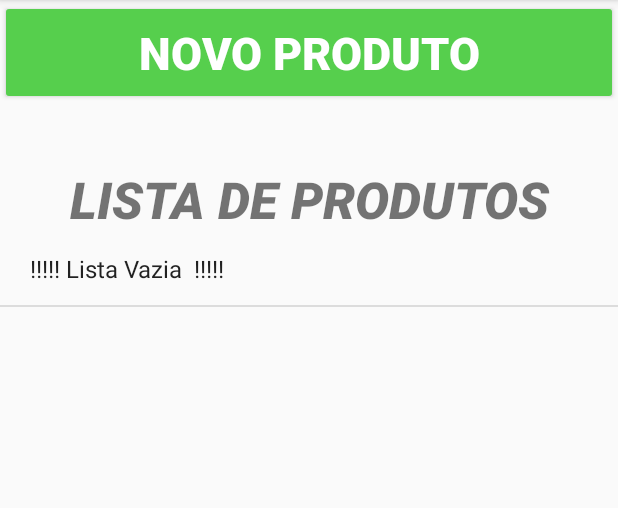
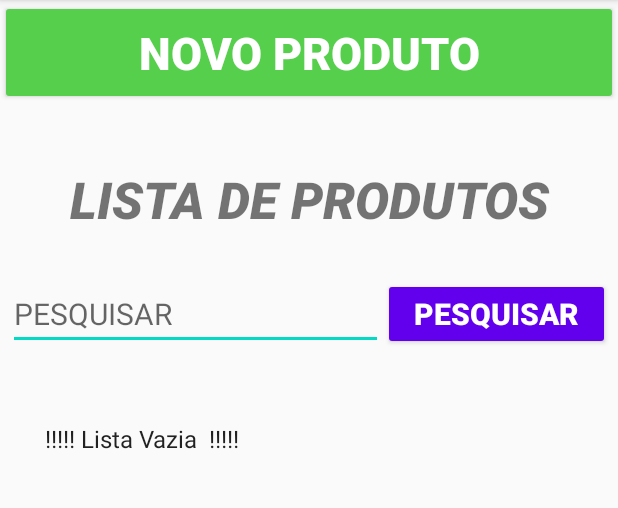
Before and after one commit to CarlosEduardoCampos/Android_App_Estoque, an Android app: the screen it shows after launch (MainActivity), on a phone screen of 412 x 824 dp, the part 84-592 px from its top. Run offline under Robolectric (Android 15) with nearby library versions, the phone set to English and light mode, and no system bars.

Commit message:
Cria função de pesquisa e lista de produtos com estoque baixo

```diff
--- a/app/src/main/java/com/example/meuestoque/MainActivity.java
+++ b/app/src/main/java/com/example/meuestoque/MainActivity.java
@@ -9,7 +9,10 @@ import android.os.Bundle;
 import android.view.View;
 import android.widget.AdapterView;
 import android.widget.ArrayAdapter;
+import android.widget.Button;
+import android.widget.EditText;
 import android.widget.ListView;
+import android.widget.TextView;
 import android.widget.Toast;
 
 import com.example.meuestoque.models.BancoDados;
@@ -20,9 +23,12 @@ import java.util.ArrayList;
 
 public class MainActivity extends AppCompatActivity {
 
-    private ListView listaProdutos;
-    private final CxMsg msg = new CxMsg(this);
-    public static ArrayList<Produtos> lista_produtos = new ArrayList<>();
+    private EditText et_pesquisar;
+    private TextView titulo_estoque_baixo;
+    private Button btn_pesquisar;
+    private ListView listaProdutos, listaEstoqueBaixo;
+    private ArrayList<Produtos> lista_produtos = new ArrayList<>();
+    private ArrayList<Produtos> lista_estoque_baixo = new ArrayList<>();
     private final BancoDados db = new BancoDados(this);
     private final Produtos produto = new Produtos(this, db);
 
@@ -38,42 +44,81 @@ public class MainActivity extends AppCompatActivity {
         //busca produtos no banco
         lista_produtos = produto.buscarTodos();
 
-        // Lista com os nomes dos produtos
-        ArrayList<String> itens = new ArrayList<>();
-        if(lista_produtos.isEmpty()){
-            itens.add(" !!!!! Lista Vazia  !!!!!");
-        }
-        else{
-            for(Produtos item : lista_produtos)
-            {
-                itens.add(
-                        "Codigo >>> "+item.getCodProduto()+"\n"+
-                        "Nome   >>> "+item.getNomeProduto()+"\n"+
-                        "Total  >>> "+item.getQuantidadeTotal()+"\n"
-                );
-            }
-        }
-
         // Refeencia logiaca ao elemento listView
         listaProdutos = findViewById(R.id.lista_produtos);
+        listaEstoqueBaixo = findViewById(R.id.lista_estoque_baixo);
+        titulo_estoque_baixo = findViewById(R.id.tituloEstoqueBaixo);
 
-        // Prepara lista de produtos para ser mostrada na tela
-        ArrayAdapter<String> adapter = new ArrayAdapter<>(
-                this,
-                android.R.layout.simple_list_item_1,
-                itens
-        );
+        et_pesquisar = findViewById(R.id.et_pesquisa);
+        btn_pesquisar = findViewById(R.id.btn_pesquisar);
 
-        // Mostra a lista de produtos na tela
-        listaProdutos.setAdapter(adapter);
+        atualizarListaProdutos(lista_produtos);
 
         // Caso o usuario selecione algum item exibe uma mensagem OBS: substituir por tela editar
         listaProdutos.setOnItemClickListener(new AdapterView.OnItemClickListener() {
             @Override
             public void onItemClick(AdapterView<?> parent, View view, int position, long id) {
-                abrirTelaEditar(position);
+                if(!lista_produtos.isEmpty()){ abrirTelaEditar(position, lista_produtos); }
             }
         });
+
+        listaEstoqueBaixo.setOnItemClickListener(new AdapterView.OnItemClickListener() {
+            @Override
+            public void onItemClick(AdapterView<?> parent, View view, int position, long id) {
+                if(!lista_estoque_baixo.isEmpty()){ abrirTelaEditar(position, lista_estoque_baixo); }
+            }
+        });
+
+        btn_pesquisar.setOnClickListener(new View.OnClickListener() {
+            @Override
+            public void onClick(View v) {
+                buscarPodutos();
+            }
+        });
+    }
+
+    public void buscarPodutos(){
+        ArrayList<Produtos> itens = new ArrayList<>();
+        String pesquisa = et_pesquisar.getText().toString().trim();
+
+        if(!pesquisa.equals(""))
+        {
+            for(Produtos item: lista_produtos){
+                if(item.getNomeProduto().contains(pesquisa)){
+                    itens.add(item);
+                }
+                if(String.valueOf(item.getCodProduto()).equals(pesquisa)) {
+                    itens.add(item);
+                }
+            }
+        }
+        else{
+            CxMsg.erroHumano(this, "O campo deve ser preenchido");
+            atualizarListaProdutos(lista_produtos);
+        }
+        if(!itens.isEmpty()){
+            atualizarListaProdutos(itens);
+        }
+        else{
+            Toast.makeText(this, "Esses produtos não forão emcontrados", Toast.LENGTH_SHORT).show();
+        }
+    }
+
+    public void criaEstoqueBaixo(ArrayList<Produtos> lista_produtos){
+
+        for(Produtos item: lista_produtos){
+            boolean teste = item.getQuantidadeTotal() < item.getQuantidadeMinima();
+
+            if(teste) {
+                lista_estoque_baixo.add(item);
+            }
+        }
+
+        if(!lista_estoque_baixo.isEmpty()){
+            atualizarListaEstoqueBaixo(lista_estoque_baixo);
+            titulo_estoque_baixo.setVisibility(View.VISIBLE);
+            listaEstoqueBaixo.setVisibility(View.VISIBLE);
+        }
     }
 
     public void abrirTelaCriar(View v)
@@ -83,7 +128,7 @@ public class MainActivity extends AppCompatActivity {
         startActivity(it_TelaCriar);
         this.finish();
     }
-    public void abrirTelaEditar(Integer position){
+    public void abrirTelaEditar(Integer position, ArrayList<Produtos> lista_produtos){
         Intent it_TelaEditar = new Intent(this, TelaEditar.class);
 
         it_TelaEditar.putExtra("codi", lista_produtos.get(position).getCodProduto());
@@ -96,10 +141,62 @@ public class MainActivity extends AppCompatActivity {
         this.finish();
     }
 
-    // Volta para a tela anterior matando a tela atual
-    public void sairTela(View v){
-        Intent it_main = new Intent(this, MainActivity.class);
-        startActivity(it_main);
-        this.finish();
+    public void atualizarListaProdutos(ArrayList<Produtos> lista_produtos){
+        // Lista com os nomes dos produtos
+        ArrayList<String> itens = new ArrayList<>();
+
+        if(lista_produtos.isEmpty()){
+            itens.add(" !!!!! Lista Vazia  !!!!!");
+        }
+        else{
+            criaEstoqueBaixo(lista_produtos);
+            for(Produtos item : lista_produtos)
+            {
+                itens.add(
+                        "Codigo >>> "+item.getCodProduto()+"\n"+
+                        "Nome   >>> "+item.getNomeProduto()+"\n"+
+                        "Total  >>> "+item.getQuantidadeTotal()+"\n"
+                );
+            }
+        }
+
+        // Prepara lista de produtos para ser mostrada na tela
+        ArrayAdapter<String> adapter = new ArrayAdapter<>(
+                this,
+                android.R.layout.simple_list_item_1,
+                itens
+        );
+
+        // Mostra a lista de produtos na tela
+        listaProdutos.setAdapter(adapter);
+    }
+
+    public void atualizarListaEstoqueBaixo(ArrayList<Produtos> lista_produtos){
+        // Lista com os nomes dos produtos
+        ArrayList<String> itens = new ArrayList<>();
+
+        if(lista_produtos.isEmpty()){
+            itens.add(" !!!!! Lista Vazia  !!!!!");
+        }
+        else{
+            for(Produtos item : lista_produtos)
+            {
+                itens.add(
+                        "Codigo >>> "+item.getCodProduto()+"\n"+
+                                "Nome   >>> "+item.getNomeProduto()+"\n"+
+                                "Total  >>> "+item.getQuantidadeTotal()+"\n"
+                );
+            }
+        }
+
+        // Prepara lista de produtos para ser mostrada na tela
+        ArrayAdapter<String> adapter = new ArrayAdapter<>(
+                this,
+                android.R.layout.simple_expandable_list_item_1,
+                itens
+        );
+
+        // Mostra a lista de produtos na tela
+        listaEstoqueBaixo.setAdapter(adapter);
     }
 }
--- a/app/src/main/java/com/example/meuestoque/TelaCriar.java
+++ b/app/src/main/java/com/example/meuestoque/TelaCriar.java
@@ -31,7 +31,7 @@ public class TelaCriar extends AppCompatActivity {
         et_minimProduto = findViewById(R.id.et_edit_minimProduto);
 
         //Button
-        btn_salvar = findViewById(R.id.btn_editar);
+        btn_salvar = findViewById(R.id.btn_salvar);
 
         btn_salvar.setOnClickListener(new View.OnClickListener() {
             @Override
--- a/app/src/main/res/layout/activity_main.xml
+++ b/app/src/main/res/layout/activity_main.xml
@@ -3,7 +3,8 @@
     xmlns:app="http://schemas.android.com/apk/res-auto"
     xmlns:tools="http://schemas.android.com/tools"
     android:layout_width="match_parent"
-    android:layout_height="match_parent"
+    android:layout_height="wrap_content"
+    android:visibility="visible"
     tools:context=".MainActivity">
 
     <LinearLayout
@@ -19,20 +20,71 @@
             android:layout_marginBottom="40dp"
             android:backgroundTint="#56CF4D"
             android:onClick="abrirTelaCriar"
-            android:text="@string/bnt_criarProduto"
+            android:text="@string/btn_criarProduto"
             android:textColor="#FFFFFF"
             android:textSize="30sp"
             android:textStyle="bold" />
 
         <TextView
+            android:id="@+id/tituloEstoqueBaixo"
+            android:layout_width="match_parent"
+            android:layout_height="wrap_content"
+            android:fontFamily="sans-serif-medium"
+            android:text="@string/titulo_listaEstoqueBaixo"
+            android:textAlignment="center"
+            android:textSize="34sp"
+            android:textStyle="bold|italic"
+            android:visibility="gone" />
+
+        <ListView
+            android:id="@+id/lista_estoque_baixo"
+            style="@style/Widget.AppCompat.ListView"
+            android:layout_width="match_parent"
+            android:layout_height="200dp"
+            android:background="#ffffff"
+            android:padding="10dp"
+            android:visibility="gone">
+
+        </ListView>
+
+        <TextView
             android:id="@+id/textView"
             android:layout_width="match_parent"
-            android:layout_height="wrap_content"
+            android:layout_height="70dp"
             android:fontFamily="sans-serif-medium"
             android:text="@string/titulo_listaProduto"
             android:textAlignment="center"
             android:textSize="34sp"
             android:textStyle="bold|italic" />
+
+        <LinearLayout
+            android:layout_width="match_parent"
+            android:layout_height="wrap_content"
+            android:layout_marginBottom="20dp"
+            android:orientation="horizontal"
+            android:padding="5dp">
+
+            <EditText
+                android:id="@+id/et_pesquisa"
+                android:layout_width="wrap_content"
+                android:layout_height="wrap_content"
+                android:layout_weight="1"
+                android:ems="10"
+                android:hint="@string/btn_pesquisar"
+                android:inputType="textPersonName"
+                android:textSize="20sp" />
+
+            <Button
+                android:id="@+id/btn_pesquisar"
+                android:layout_width="wrap_content"
+                android:layout_height="wrap_content"
+                android:layout_weight="1"
+                android:backgroundTint="@color/purple_500"
+                android:text="@string/btn_pesquisar"
+                android:textColor="#FFFFFF"
+                android:textSize="20sp"
+                android:textStyle="bold" />
+        </LinearLayout>
 
         <ListView
             android:id="@+id/lista_produtos"
@@ -40,6 +92,7 @@
             android:layout_width="match_parent"
             android:layout_height="match_parent"
             android:layout_marginBottom="20dp"
+            android:padding="10dp"
             android:scrollbarStyle="outsideOverlay" />
 
     </LinearLayout>
--- a/app/src/main/res/layout/activity_tela_criar.xml
+++ b/app/src/main/res/layout/activity_tela_criar.xml
@@ -21,7 +21,7 @@
                 android:layout_height="wrap_content"
                 android:layout_marginBottom="40dp"
                 android:fontFamily="sans-serif-medium"
-                android:text="@string/bnt_criarProduto"
+                android:text="@string/titulo_tela_novoProduto"
                 android:textAlignment="center"
                 android:textSize="34sp"
                 android:textStyle="bold" />
@@ -107,7 +107,7 @@
                 android:textSize="24sp" />
 
             <Button
-                android:id="@+id/btn_editar"
+                android:id="@+id/btn_salvar"
                 android:layout_width="match_parent"
                 android:layout_height="70dp"
                 android:layout_marginBottom="20dp"
--- a/app/src/main/res/layout/activity_tela_editar.xml
+++ b/app/src/main/res/layout/activity_tela_editar.xml
@@ -21,7 +21,7 @@
                 android:layout_height="wrap_content"
                 android:layout_marginBottom="40dp"
                 android:fontFamily="sans-serif-medium"
-                android:text="@string/bnt_editarProduto"
+                android:text="@string/titulo_tela_editarProduto"
                 android:textAlignment="center"
                 android:textSize="34sp"
                 android:textStyle="bold" />
@@ -107,7 +107,7 @@
                 android:textSize="24sp" />
 
             <Button
-                android:id="@+id/btn_editar"
+                android:id="@+id/btn_salvar"
                 android:layout_width="match_parent"
                 android:layout_height="70dp"
                 android:layout_marginBottom="20dp"
--- a/app/src/main/res/values/strings.xml
+++ b/app/src/main/res/values/strings.xml
@@ -1,12 +1,16 @@
 <resources>
     <string name="app_name">Meu Estoque</string>
-    <string name="bnt_criarProduto">NOVO PRODUTO</string>
-    <string name="bnt_editarProduto">EDITAR PRODUTO</string>
+    <string name="btn_criarProduto">NOVO PRODUTO</string>
+    <string name="btn_editarProduto">EDITAR PRODUTO</string>
     <string name="btn_salvar">SALVAR</string>
+    <string name="btn_pesquisar">PESQUISAR</string>
     <string name="btn_editar">EDITAR</string>
     <string name="btn_deletar">DELETAR</string>
     <string name="btn_voltar">VOLTAR</string>
+    <string name="titulo_tela_novoProduto">NOVO PRODUTO</string>
+    <string name="titulo_tela_editarProduto">EDITAR PRODUTO</string>
     <string name="titulo_listaProduto">LISTA DE PRODUTOS</string>
+    <string name="titulo_listaEstoqueBaixo">ESTOQUE BAIXO</string>
     <string name="txt_nomeProduto">Nome do Produto:</string>
     <string name="txt_valorProduto">Valor do Produto:</string>
     <string name="txt_totalProduto">Quantidade Atual:</string>
```
